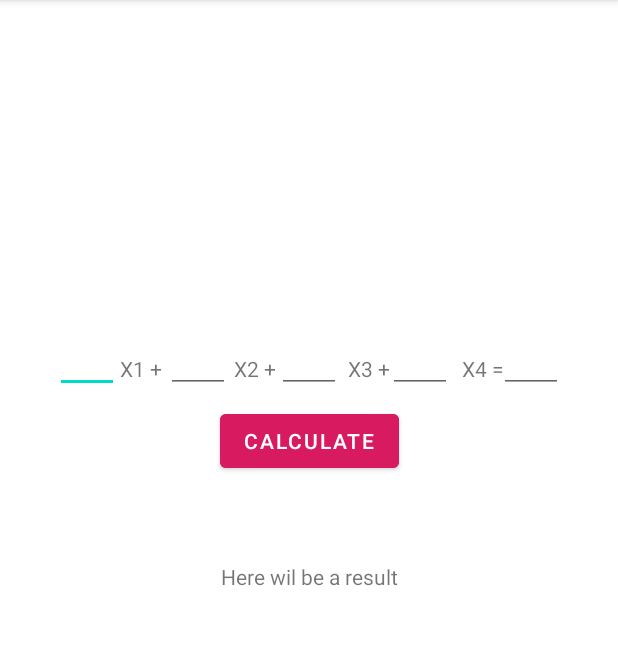
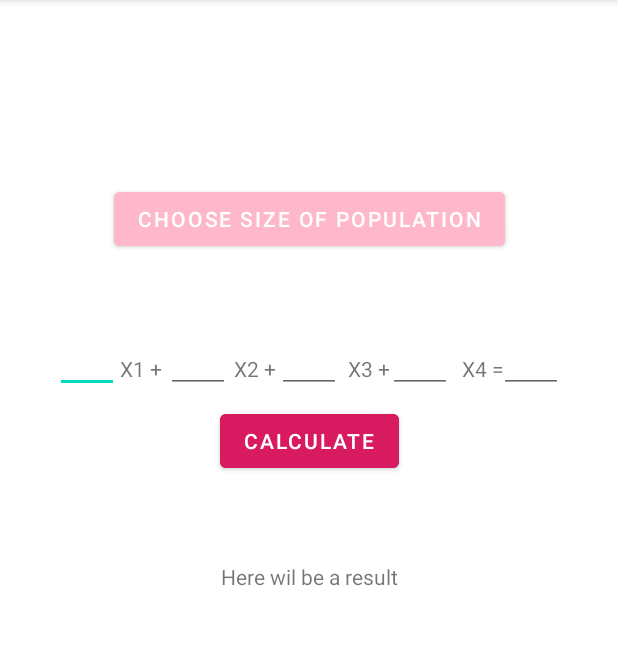
Before and after one commit to ShakhovaP/embedded-systems, an Android app: the screen it shows after launch (MainActivity), on a phone screen of 412 x 824 dp, the part 84-729 px from its top. Run offline under Robolectric (Android 15) with nearby library versions, the phone set to English and light mode, and no system bars.

Commit message:
add additional task

```diff
--- a/lab3/lab_3.3/app/src/main/res/layout/activity_main.xml
+++ b/lab3/lab_3.3/app/src/main/res/layout/activity_main.xml
@@ -5,6 +5,20 @@
     android:layout_width="match_parent"
     android:layout_height="match_parent"
     tools:context=".MainActivity">
+
+    <Button
+        android:id="@+id/choose_size_population"
+        android:layout_width="wrap_content"
+        android:layout_height="wrap_content"
+        android:layout_gravity="center"
+        android:backgroundTint="#FFB7CB"
+        android:text="choose size of population"
+        android:textColor="@android:color/background_light"
+        app:layout_constraintBottom_toBottomOf="parent"
+        app:layout_constraintEnd_toEndOf="parent"
+        app:layout_constraintStart_toStartOf="parent"
+        app:layout_constraintTop_toTopOf="parent"
+        app:layout_constraintVertical_bias="0.169"></Button>
 
     <EditText
         android:id="@+id/input_data_a"
```
Also changed, not shown: lab3/lab_3.3/app/src/main/java/com/example/lab_33/MainActivity.kt (+23 -3 lines), 3 other files.
